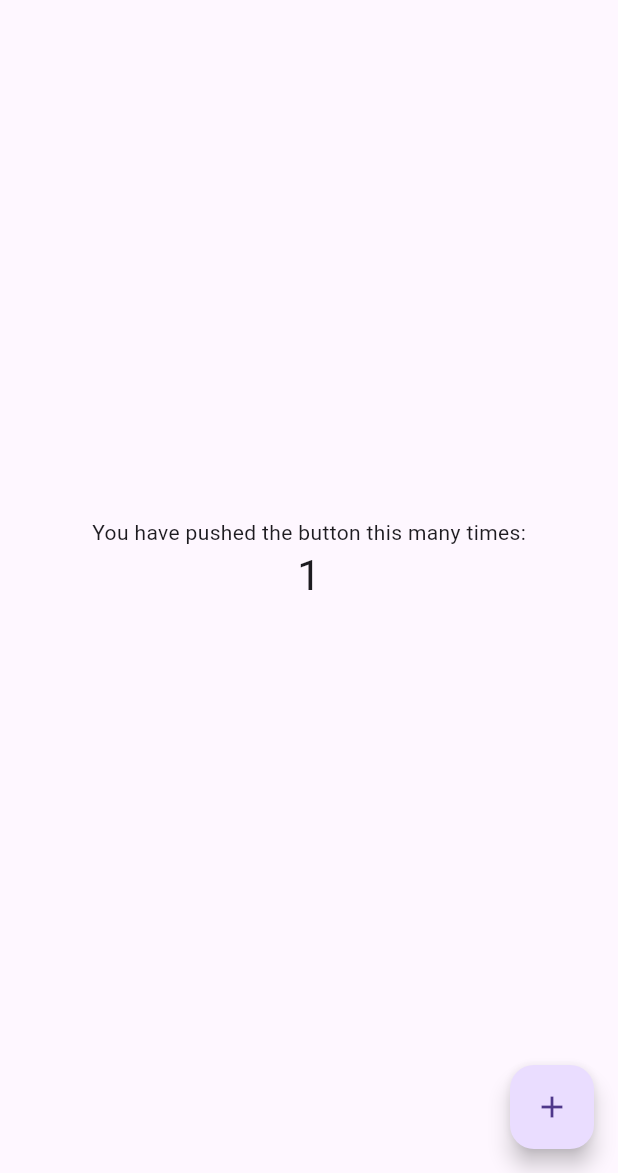
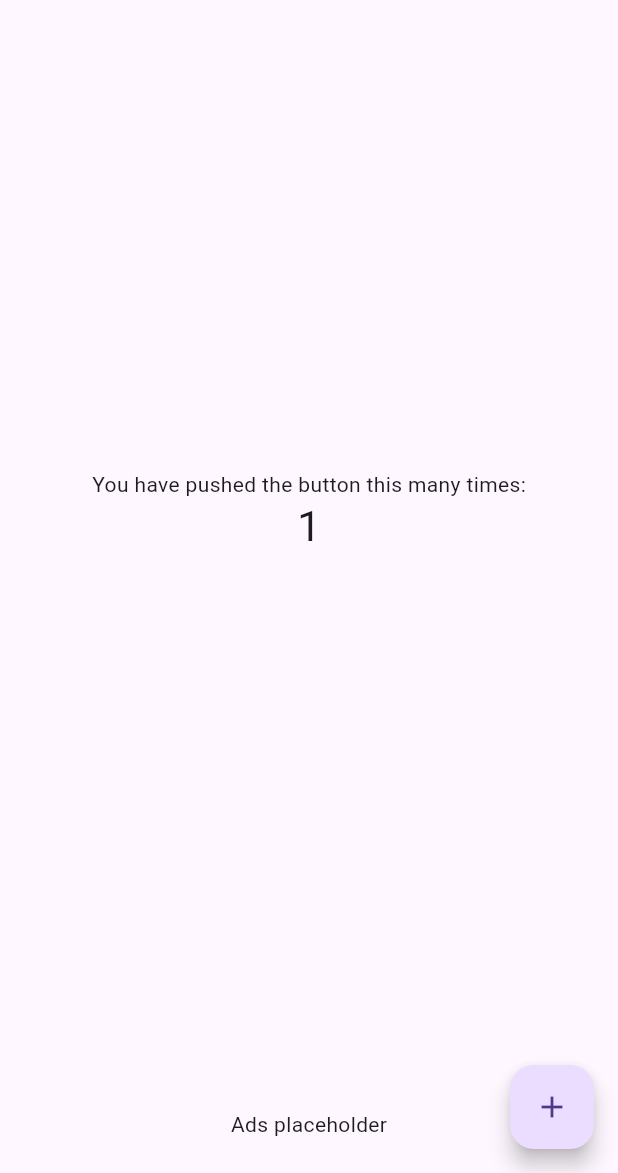
Before and after one commit to tbm98/flutter_good_ads, a Flutter app: the screen it shows after launch, after a tap on the "add" icon, on a phone screen of 412 x 824 dp, the part 63-1236 px from its top. Run offline on Flutter 3.47's test engine with Material 2 defaults, Android fonts, the phone set to English and light mode, and no system bars; drawn by our look-alikes of google_mobile_ads; our stand-ins replace shared_preferences; missing offline and left inert: andesgroup_common, common; network calls fail; statements that could not run were skipped.

Commit message:
update (#3)
* up

* up

* up

* up

* ok

* up

* up

* try/catch on load ad

* fix interstitial

```diff
--- a/lib/src/banner/adaptive/good_banner_adaptive_anchored.dart
+++ b/lib/src/banner/adaptive/good_banner_adaptive_anchored.dart
@@ -1,5 +1,6 @@
-import 'package:andesgroup_common/common.dart';
+import 'package:common/common.dart';
 import 'package:flutter/material.dart';
+import 'package:flutter_good_ads/src/local_storage.dart';
 import 'package:google_mobile_ads/google_mobile_ads.dart';
 
 class GoodBannerAdaptiveAnchored extends StatefulWidget {
@@ -7,10 +8,16 @@ class GoodBannerAdaptiveAnchored extends StatefulWidget {
     Key? key,
     required this.adUnitId,
     this.adRequest = const AdRequest(),
+    this.interval = 60000,
+    this.adsPlaceholderColor,
+    this.onLoadAdError,
   }) : super(key: key);
 
-  final String adUnitId;
+  final String? adUnitId;
   final AdRequest adRequest;
+  final int interval;
+  final Color? adsPlaceholderColor;
+  final void Function(Object, StackTrace)? onLoadAdError;
 
   @override
   State<GoodBannerAdaptiveAnchored> createState() =>
@@ -21,31 +28,86 @@ class _GoodBannerAdaptiveAnchoredState
     extends State<GoodBannerAdaptiveAnchored> {
   BannerAd? _anchoredAdaptiveAd;
   bool _isLoaded = false;
+  AnchoredAdaptiveBannerAdSize? size;
+  Size? defaultBannerSize;
 
   @override
   void didChangeDependencies() {
     super.didChangeDependencies();
+    computeDefaultBannerSize();
+    if (widget.adUnitId != null) {
+      _initAd();
+    } else {
+      _hideAd();
+    }
+  }
+
+  @override
+  void didUpdateWidget(covariant GoodBannerAdaptiveAnchored oldWidget) {
+    super.didUpdateWidget(oldWidget);
+    WidgetsBinding.instance.addPostFrameCallback((_) {
+      if (widget.adUnitId != null) {
+        _initAd();
+      } else {
+        _hideAd();
+      }
+    });
+  }
+
+  void computeDefaultBannerSize() {
+    final width = MediaQuery.of(context).size.width;
+    final height = width * 0.1557;
+    setState(() {
+      defaultBannerSize = Size(width, height);
+    });
+  }
+
+  void _hideAd() {
+    setState(() {
+      _anchoredAdaptiveAd = null;
+      _isLoaded = false;
+    });
+  }
+
+  Future<void> _initAd() async {
+    final lastImpressions = await getLastImpressions(widget.adUnitId!);
+    if (DateTime.now().millisecondsSinceEpoch - lastImpressions >
+        widget.interval) {
       _loadAd();
+    } else {
+      // if initState but can not load immediately, delay and then load
+      Future.delayed(Duration(milliseconds: widget.interval), () {
+        if (_isLoaded == false) {
+          _loadAd();
+        }
+      });
+    }
   }
 
   Future<void> _loadAd() async {
+    try {
       // Get an AnchoredAdaptiveBannerAdSize before loading the ad.
-    final AnchoredAdaptiveBannerAdSize? size =
-        await AdSize.getCurrentOrientationAnchoredAdaptiveBannerAdSize(
+      size = await AdSize.getCurrentOrientationAnchoredAdaptiveBannerAdSize(
           MediaQuery.of(context).size.width.truncate());
 
       if (size == null) {
-      debug('Unable to get height of anchored banner.');
+        printDebug('Unable to get height of anchored banner.');
+        return;
+      }
+
+      setState(() {});
+
+      if (widget.adUnitId == null) {
         return;
       }
 
       _anchoredAdaptiveAd = BannerAd(
-      adUnitId: widget.adUnitId,
-      size: size,
+        adUnitId: widget.adUnitId!,
+        size: size!,
         request: widget.adRequest,
         listener: BannerAdListener(
           onAdLoaded: (Ad ad) {
-          debug('$ad loaded: ${ad.responseInfo}');
+            printDebug('$ad loaded: ${ad.responseInfo}');
             setState(() {
               // When the ad is loaded, get the ad size and use it to set
               // the height of the ad container.
@@ -54,12 +116,21 @@ class _GoodBannerAdaptiveAnchoredState
             });
           },
           onAdFailedToLoad: (Ad ad, LoadAdError error) {
-          debug('Anchored adaptive banner failedToLoad: $error');
+            printDebug('Anchored adaptive banner failedToLoad: $error');
             ad.dispose();
+          },
+          onAdImpression: (Ad ad) {
+            printDebug('impression: ${ad.responseInfo}');
           },
         ),
       );
+      await setLastImpressions(
+          widget.adUnitId!, DateTime.now().millisecondsSinceEpoch);
       return _anchoredAdaptiveAd!.load();
+    } catch (e, s) {
+      printError('loadAd', e, s);
+      widget.onLoadAdError?.call(e, s);
+    }
   }
 
   @override
@@ -71,7 +142,22 @@ class _GoodBannerAdaptiveAnchoredState
         child: AdWidget(ad: _anchoredAdaptiveAd!),
       );
     } else {
-      return const SizedBox.shrink();
+      return SizedBox(
+        width: defaultBannerSize?.width.toDouble(),
+        height: defaultBannerSize?.height.toDouble(),
+        child: Center(
+          child: Text(
+            'Ads placeholder',
+            style: TextStyle(color: widget.adsPlaceholderColor),
+          ),
+        ),
+      );
     }
   }
+
+  @override
+  void dispose() {
+    super.dispose();
+    _anchoredAdaptiveAd?.dispose();
   }
+}
--- /dev/null
+++ b/lib/src/local_storage.dart
@@ -0,0 +1,11 @@
+import 'package:shared_preferences/shared_preferences.dart';
+
+Future<bool> setLastImpressions(String adUnitId, int time) async {
+  final prefs = await SharedPreferences.getInstance();
+  return prefs.setInt(adUnitId, time);
+}
+
+Future<int> getLastImpressions(String adUnitId) async {
+  final prefs = await SharedPreferences.getInstance();
+  return prefs.getInt(adUnitId) ?? 0;
+}
```
Also changed, not shown: lib/src/banner/adaptive/good_banner_adaptive_inline.dart (+4 -4 lines), lib/src/banner/standard/good_banner_standard.dart (+6 -6 lines), lib/src/good_banner.dart (+6 -6 lines), lib/src/good_interstitial.dart (+26 -19 lines), pubspec.yaml (+8 -4 lines), example/pubspec.lock. Lines whose indentation alone changed are shown as unchanged.
